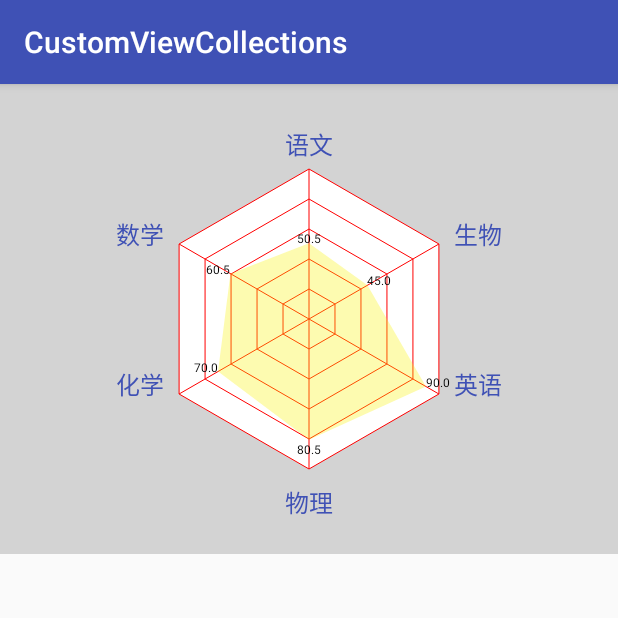
After one commit to ckwcc/CustomViewCollections, an Android app: the RadarViewActivity screen opened directly, with no data from a screen before it, on a phone screen of 412 x 824 dp, the top half of it. The commit adds this screen. Run offline under Robolectric (Android 15) with nearby library versions, the phone set to English and light mode, and no system bars.

Commit message:
new:添加RadarView雷达图

```diff
--- a/app/src/main/AndroidManifest.xml
+++ b/app/src/main/AndroidManifest.xml
@@ -24,6 +24,7 @@
         <activity android:name=".study.interpolator_evaluator.InterpolatorEvaluatorActivity" />
         <activity android:name=".study.ofobject.OfObjectActivity" />
         <activity android:name=".playpause_view.PlayPauseActivity" />
+        <activity android:name=".radar_view.RadarViewActivity" />
     </application>
 
 </manifest>
--- a/app/src/main/java/com/ckw/customviewcollections/MainActivity.kt
+++ b/app/src/main/java/com/ckw/customviewcollections/MainActivity.kt
@@ -13,6 +13,7 @@ import android.view.ViewGroup
 import com.ckw.customviewcollections.drag_view.DragViewActivity
 import com.ckw.customviewcollections.level_view.LevelViewActivity
 import com.ckw.customviewcollections.playpause_view.PlayPauseActivity
+import com.ckw.customviewcollections.radar_view.RadarViewActivity
 import com.ckw.customviewcollections.ruler_view.RulerViewActivity
 import com.ckw.customviewcollections.star_view.StarViewActivity
 import com.ckw.customviewcollections.study.interpolator_evaluator.InterpolatorEvaluatorActivity
@@ -38,6 +39,7 @@ class MainActivity : AppCompatActivity(), ItemClickListener {
         datas.add("插值器和Evaluator的自定义使用")
         datas.add("ValueAnimator.ofObject的使用")
         datas.add("PlayPauseView:播放暂停控件")
+        datas.add("RadarView:雷达图")
 
         val adapter = SimpleAdapter(this,datas)
         recyclerView.adapter = adapter
@@ -79,6 +81,10 @@ class MainActivity : AppCompatActivity(), ItemClickListener {
             }
             7 -> {
                 intent = Intent(this, PlayPauseActivity::class.java)
+                startActivity(intent)
+            }
+            8 -> {
+                intent = Intent(this, RadarViewActivity::class.java)
                 startActivity(intent)
             }
         }
--- a/app/src/main/java/com/ckw/customviewcollections/level_view/CirclePointView.kt
+++ b/app/src/main/java/com/ckw/customviewcollections/level_view/CirclePointView.kt
@@ -96,6 +96,7 @@ class CirclePointView : View {
 
         mOuterCircleRadius = mWidth.div(2)
         //按照公式应该是0.9,360/200 = 1.8 每个圆占1.8度，1.8/2 = 0.9画出来圆点间隔有点大，就用了1.0
+        //Math.sin的参数需要度数所代表的弧度
         val sin1 = Math.sin(Math.toRadians(1.0))
         mPointRadius = (sin1 * mOuterCircleRadius / (1 + sin1)).toFloat()
 
--- /dev/null
+++ b/app/src/main/java/com/ckw/customviewcollections/radar_view/RadarView.kt
@@ -0,0 +1,477 @@
+package com.ckw.customviewcollections.radar_view
+
+import android.animation.Animator
+import android.animation.ValueAnimator
+import android.content.Context
+import android.graphics.Canvas
+import android.graphics.Color
+import android.graphics.Paint
+import android.graphics.Path
+import android.util.AttributeSet
+import android.view.View
+import com.ckw.customviewcollections.R
+
+/**
+ * Created by ckw
+ * on 2018/6/26.
+ */
+class RadarView : View {
+
+    /*
+    * 整个View的宽高
+    * */
+    private var mWidth = 0f
+    private var mHeight = 0f
+
+    /*
+    * 六边形边界一个边长的宽度（最大）
+    * */
+    private var mRadarBorderWidth = 200f
+
+    private var mBorderPaint: Paint? = null
+    private var mBorderColor = Color.BLACK
+    private var mBorderStroke = 1f
+
+    /*
+    * 雷达图外部的文字
+    * */
+    private var mTextPaint: Paint? = null
+    private var mTextColor = Color.RED
+    private var mTextSize = 30f
+
+    private var mInnerTextPaint: Paint? = null
+    private var mInnerTextColor = Color.BLUE
+    private var mInnerTextSize = 16f
+    private var mShowInnerText = true
+    private var mTimeToShowInnerText = false
+
+    /*
+    * 进度背景
+    * */
+    private var mProgressPaint: Paint? = null
+    private var mProgressColor = Color.RED
+    private var mProgressAlpha = 30
+
+    /*
+    * 雷达图背景
+    * */
+    private var mBgPaint: Paint? = null
+    private var mBgColor = Color.WHITE
+    private var mBgAlpha = 255
+
+    /*
+    * 雷达图文字
+    * mTextOffsetHeight 由A点高度决定
+    * mTextOffsetWidth 由B、C点较宽的点决定
+    * */
+    private var mTextOffsetHeight = 0f
+    private var mTextOffsetWidth = 0f
+    private var mTextMargin = 20f
+
+    private var mAnimDuration = 1500
+
+    private var mStrA = ""
+    private var mStrB = ""
+    private var mStrC = ""
+    private var mStrD = ""
+    private var mStrE = ""
+    private var mStrF = ""
+
+    private var mProgressA = 0f
+    private var mProgressB = 0f
+    private var mProgressC = 0f
+    private var mProgressD = 0f
+    private var mProgressE = 0f
+    private var mProgressF = 0f
+
+    private var mCurrentA = 0f
+    private var mCurrentB = 0f
+    private var mCurrentC = 0f
+    private var mCurrentD = 0f
+    private var mCurrentE = 0f
+    private var mCurrentF = 0f
+
+    constructor(context: Context?) : this(context,null)
+    constructor(context: Context?, attrs: AttributeSet?) : this(context, attrs,0)
+    constructor(context: Context?, attrs: AttributeSet?, defStyleAttr: Int) : super(context, attrs, defStyleAttr){
+        init(context!!,attrs!!)
+    }
+
+    private fun init(context: Context, attrs: AttributeSet) {
+        val typedArray = context.obtainStyledAttributes(attrs, R.styleable.RadarView)
+
+        mRadarBorderWidth = typedArray.getDimension(R.styleable.RadarView_radarBorderWidth,mRadarBorderWidth)
+        mAnimDuration = typedArray.getInteger(R.styleable.RadarView_radarAnimDuration,mAnimDuration)
+        mBorderColor = typedArray.getColor(R.styleable.RadarView_radarBorderColor,mBorderColor)
+        mTextColor = typedArray.getColor(R.styleable.RadarView_radarOuterTextColor,mTextColor)
+        mTextSize = typedArray.getDimension(R.styleable.RadarView_radarOuterTextSize,mTextSize)
+        mInnerTextColor = typedArray.getColor(R.styleable.RadarView_radarInnerTextColor,mInnerTextColor)
+        mInnerTextSize = typedArray.getDimension(R.styleable.RadarView_radarInnerTextSize,mInnerTextSize)
+        mShowInnerText = typedArray.getBoolean(R.styleable.RadarView_radarShowInnerText,mShowInnerText)
+        mProgressColor = typedArray.getColor(R.styleable.RadarView_radarProgressColor,mProgressColor)
+        mProgressAlpha = typedArray.getInteger(R.styleable.RadarView_radarProgressAlpha,mProgressAlpha)
+        mBgColor = typedArray.getColor(R.styleable.RadarView_radarBackgroundColor,mBgColor)
+        mBgAlpha = typedArray.getInteger(R.styleable.RadarView_radarBackgroundAlpha,mBgAlpha)
+        mTextMargin = typedArray.getDimension(R.styleable.RadarView_radarOuterTextMargin,mTextMargin)
+
+        if (mProgressAlpha < 0){
+            mProgressAlpha = 0
+        }else if(mProgressAlpha > 255){
+            mProgressAlpha = 255
+        }
+
+        if (mBgAlpha < 0){
+            mBgAlpha = 0
+        }else if(mBgAlpha > 255){
+            mBgAlpha = 255
+        }
+
+        mBorderPaint = Paint(Paint.ANTI_ALIAS_FLAG)
+        mBorderPaint!!.color = mBorderColor
+        mBorderPaint!!.strokeWidth = mBorderStroke
+        mBorderPaint!!.style = Paint.Style.STROKE
+
+        mTextPaint = Paint(Paint.ANTI_ALIAS_FLAG)
+        mTextPaint!!.color = mTextColor
+        mTextPaint!!.style = Paint.Style.FILL
+        mTextPaint!!.textSize = mTextSize
+
+        mBgPaint = Paint(Paint.ANTI_ALIAS_FLAG)
+        mBgPaint!!.color = mBgColor
+        mBgPaint!!.style = Paint.Style.FILL
+        mBgPaint!!.alpha = mBgAlpha
+
+        mProgressPaint = Paint(Paint.ANTI_ALIAS_FLAG)
+        mProgressPaint!!.style = Paint.Style.FILL
+        mProgressPaint!!.color = mProgressColor
+        mProgressPaint!!.alpha = mProgressAlpha
+
+        mInnerTextPaint = Paint(Paint.ANTI_ALIAS_FLAG)
+        mInnerTextPaint!!.style = Paint.Style.STROKE
+        mInnerTextPaint!!.color = mInnerTextColor
+        mInnerTextPaint!!.textSize = mInnerTextSize
+
+        typedArray.recycle()
+
+    }
+
+    override fun onMeasure(widthMeasureSpec: Int, heightMeasureSpec: Int) {
+        super.onMeasure(widthMeasureSpec, heightMeasureSpec)
+        val widthMode = MeasureSpec.getMode(widthMeasureSpec)
+        val heightMode = MeasureSpec.getMode(heightMeasureSpec)
+        val suggestWidth = MeasureSpec.getSize(widthMeasureSpec)
+        val suggestHeight = MeasureSpec.getSize(heightMeasureSpec)
+
+        mWidth = suggestWidth.toFloat()
+        val height = mRadarBorderWidth * 2 + mTextMargin * 2 + 140f
+        if(heightMode == MeasureSpec.EXACTLY){
+            if(suggestHeight > height){
+                mHeight = suggestHeight.toFloat()
+                setMeasuredDimension(suggestWidth,suggestHeight)
+            }else{
+                mHeight = height
+                setMeasuredDimension(suggestWidth,height.toInt())
+            }
+        }else{
+            mHeight = height
+            setMeasuredDimension(suggestWidth,height.toInt())
+        }
+    }
+
+    override fun onDraw(canvas: Canvas?) {
+        super.onDraw(canvas)
+
+        canvas!!.save()
+
+        //先画整个背景
+        val radarWidth = Math.sqrt(3.0) * mRadarBorderWidth
+        val horizontalOffset = (mWidth - radarWidth).div(2).toFloat()
+        val verticalOffset = (mHeight - mRadarBorderWidth * 2).div(2)
+        canvas!!.translate(horizontalOffset,verticalOffset)
+        drawRadarBackground(canvas)
+
+        //画雷达图线条
+        for (index in 0 until 5){
+            drawRadarBorder(canvas,index * 0.2f)
+        }
+
+        drawLine(canvas)
+
+
+        canvas.restore()
+
+        canvas.save()
+        canvas.translate(horizontalOffset - mTextOffsetWidth,verticalOffset - mTextOffsetHeight)
+
+        drawText(canvas)
+
+        drawAnim(canvas)
+
+
+    }
+
+
+    /*
+    * 绘制动态图形(包括内部的文字)
+    * */
+    private fun drawAnim(canvas: Canvas){
+
+        val cons = Math.sqrt(3.0).div(2)
+        val base = (Math.sqrt(3.0) * mRadarBorderWidth.div(2)).toFloat()
+        //这里这么做的原因是上面已经将画布的坐标系移回去了，否则不需要再加textOffset
+        val centerX = mTextOffsetWidth + base
+        val centerY = mTextOffsetHeight + mRadarBorderWidth
+
+        val path = Path()
+        //绘制A点的动态坐标
+        path.moveTo(centerX,(centerY - mCurrentA.div(100) * mRadarBorderWidth).toFloat())
+        //绘制B点
+        path.lineTo((centerX - mCurrentB.div(100) * mRadarBorderWidth * cons).toFloat(),
+                (centerY - mCurrentB.div(100)*mRadarBorderWidth.div(2)).toFloat())
+
+        //绘制C点
+        path.lineTo((centerX - mCurrentC.div(100) * mRadarBorderWidth * cons).toFloat(),
+                (centerY + mCurrentC.div(100) * mRadarBorderWidth.div(2)).toFloat())
+
+        //绘制D点
+        path.lineTo(centerX,(centerY + mCurrentD.div(100) * mRadarBorderWidth).toFloat())
+
+        //绘制E点
+        path.lineTo((centerX + mCurrentE.div(100) * mRadarBorderWidth * cons).toFloat(),
+                (centerY + mCurrentE.div(100)*mRadarBorderWidth.div(2)).toFloat())
+
+        //绘制F点
+        path.lineTo((centerX + mCurrentF.div(100) * mRadarBorderWidth * cons).toFloat(),
+                (centerY - mCurrentF.div(100)*mRadarBorderWidth.div(2)).toFloat())
+
+        path.close()
+
+        canvas.drawPath(path,mProgressPaint!!)
+
+        if(mShowInnerText && mTimeToShowInnerText){
+            val measureWidthA = mInnerTextPaint!!.measureText(mProgressA.toString())
+            canvas.drawText(mProgressA.toString(),centerX - measureWidthA.div(2),(centerY - mProgressA.div(100) * mRadarBorderWidth).toFloat(),mInnerTextPaint!!)
+
+            val measureWidthB = mInnerTextPaint!!.measureText(mProgressB.toString())
+            canvas.drawText(mProgressB.toString(),(centerX - mProgressB.div(100) * mRadarBorderWidth * cons - measureWidthB).toFloat(),
+                    (centerY - mProgressB.div(100)*mRadarBorderWidth.div(2)).toFloat(),mInnerTextPaint!!)
+
+            val measureWidthC = mInnerTextPaint!!.measureText(mProgressC.toString())
+            canvas.drawText(mProgressC.toString(),(centerX - mProgressC.div(100) * mRadarBorderWidth * cons - measureWidthC).toFloat(),
+                    (centerY + mProgressC.div(100)*mRadarBorderWidth.div(2)).toFloat(),mInnerTextPaint!!)
+
+            val measureWidthD = mInnerTextPaint!!.measureText(mProgressD.toString())
+            val measureHeightD = getFontHeight(mInnerTextPaint!!)
+            canvas.drawText(mProgressD.toString(),centerX - measureWidthD.div(2),(centerY + mProgressD.div(100) * mRadarBorderWidth + measureHeightD).toFloat(),mInnerTextPaint!!)
+
+            canvas.drawText(mProgressE.toString(),(centerX + mProgressE.div(100) * mRadarBorderWidth * cons).toFloat(),
+                    (centerY + mProgressE.div(100)*mRadarBorderWidth.div(2)).toFloat(),mInnerTextPaint!!)
+
+            canvas.drawText(mProgressF.toString(),(centerX + mProgressF.div(100) * mRadarBorderWidth * cons).toFloat(),
+                    (centerY - mProgressF.div(100)*mRadarBorderWidth.div(2)).toFloat(),mInnerTextPaint!!)
+        }
+
+
+    }
+
+
+    /*
+    * 绘制雷达图的背景
+    * */
+    private fun drawRadarBackground(canvas: Canvas){
+        //根号三
+        val sqrt = Math.sqrt(3.0)
+        //二分之根号三的mRadarBorderWidth
+        val base = (sqrt * mRadarBorderWidth.div(2)).toFloat()
+        val bgPath = Path()
+        bgPath.moveTo( base,0f ) // A
+        bgPath.lineTo(0f , mRadarBorderWidth.div(2) )// B
+        bgPath.lineTo(0f , mRadarBorderWidth.div(2) * 3 )// C
+        bgPath.lineTo(base, mRadarBorderWidth * 2 )// D
+        bgPath.lineTo(base * 2 , mRadarBorderWidth.div(2) * 3 )// E
+        bgPath.lineTo(base * 2 , mRadarBorderWidth.div(2) )// F
+        bgPath.close()
+
+        canvas.drawPath(bgPath,mBgPaint!!)
+    }
+
+    /*
+    * 绘制雷达图外侧的文字
+    * */
+    private fun drawText(canvas: Canvas) {
+        //二分之根号三的mRadarBorderWidth
+        val base = (Math.sqrt(3.0) * mRadarBorderWidth.div(2)).toFloat()
+        val textWidthA = mTextPaint!!.measureText(mStrA)
+        val textHeight = getFontHeight(mTextPaint!!)
+        //mTextOffsetHeight 由A点决定
+        mTextOffsetHeight = textHeight + mTextMargin
+
+
+        //mTextOffsetWidth 由 B C 中较宽的决定
+        val widthB = mTextPaint!!.measureText(mStrB)
+        val widthC = mTextPaint!!.measureText(mStrC)
+        var offset = Math.abs((widthB - widthC))
+        if(widthB > widthC){
+            mTextOffsetWidth = widthB + mTextMargin
+            canvas.drawText(mStrB,0f,mTextOffsetHeight + mRadarBorderWidth.div(2),mTextPaint)//B
+            canvas.drawText(mStrC,offset + 0f,mTextOffsetHeight + mRadarBorderWidth.div(2) * 3,mTextPaint)//C
+        }else{
+            mTextOffsetWidth = widthC + mTextMargin
+            canvas.drawText(mStrB,offset + 0f,mTextOffsetHeight + mRadarBorderWidth.div(2),mTextPaint)//B
+            canvas.drawText(mStrC,0f,mTextOffsetHeight + mRadarBorderWidth.div(2) * 3,mTextPaint)//C
+        }
+        canvas.drawText(mStrA,mTextOffsetWidth + base - textWidthA.div(2),textHeight,mTextPaint)//A
+
+
+        //D点的文字
+        val textWidthD = mTextPaint!!.measureText(mStrD)
+        canvas.drawText(mStrD,mTextOffsetWidth + base - textWidthD.div(2),textHeight * 2 + mRadarBorderWidth * 2 + mTextMargin * 2,mTextPaint)
+
+        //E点坐标的文字
+        canvas.drawText(mStrE,base * 2 + mTextOffsetWidth + mTextMargin,mTextOffsetHeight + mRadarBorderWidth.div(2) * 3,mTextPaint)
+
+        //F点坐标的文字
+        canvas.drawText(mStrF,base * 2 + mTextOffsetWidth + mTextMargin,mTextOffsetHeight + mRadarBorderWidth.div(2),mTextPaint)
+
+    }
+
+    /*
+    * 绘制雷达图的六边形边框
+    * */
+    private fun drawRadarBorder(canvas: Canvas,percent: Float) {
+        //根号三
+        val sqrt = Math.sqrt(3.0)
+        //二分之根号三的mRadarBorderWidth
+        val base = (sqrt * mRadarBorderWidth.div(2)).toFloat()
+        val out = Path()
+        out.moveTo( base,0f + mRadarBorderWidth * percent) // A
+        out.lineTo(0f + base * percent, mRadarBorderWidth.div(2) + mRadarBorderWidth.div(2) * percent)// B
+        out.lineTo(0f + base * percent, mRadarBorderWidth.div(2) * 3 - mRadarBorderWidth.div(2) * percent)// C
+        out.lineTo(base, mRadarBorderWidth * 2 - mRadarBorderWidth * percent)// D
+        out.lineTo(base * 2 - base * percent, mRadarBorderWidth.div(2) * 3 - mRadarBorderWidth.div(2) * percent)// E
+        out.lineTo(base * 2 - base * percent, mRadarBorderWidth.div(2) + mRadarBorderWidth.div(2) * percent)// F
+        out.close()
+
+        canvas.drawPath(out,mBorderPaint)
+    }
+
+    /*
+    * 画雷达图内部的直线
+    * */
+    private fun drawLine(canvas: Canvas) {
+        //二分之根号三的mRadarBorderWidth
+        val base = (Math.sqrt(3.0) * mRadarBorderWidth.div(2)).toFloat()
+
+        canvas.drawLine( base, 0f, base, mRadarBorderWidth * 2,mBorderPaint)//A - D
+        canvas.drawLine( 0f, mRadarBorderWidth.div(2), base * 2,mRadarBorderWidth.div(2) * 3,mBorderPaint)//B - E
+        canvas.drawLine( 0f, mRadarBorderWidth.div(2) * 3, base * 2 ,mRadarBorderWidth.div(2),mBorderPaint)//C - F
+
+    }
+
+    /*
+    * 得到文字的高度
+    * */
+    private fun getFontHeight(paint: Paint): Float {
+        val fm = paint.fontMetrics
+        return fm.descent - fm.ascent
+    }
+
+    /*
+    * 开启动画
+    * */
+    private fun startAnim(){
+        val animatorA = ValueAnimator.ofFloat(0f, mProgressA)
+        animatorA.addUpdateListener {
+            mCurrentA = it.animatedValue as Float
+            invalidate()
+        }
+        animatorA.addListener(object : Animator.AnimatorListener{
+            override fun onAnimationRepeat(animation: Animator?) {
+
+            }
+
+            override fun onAnimationEnd(animation: Animator?) {
+                mTimeToShowInnerText = true
+                invalidate()
+            }
+
+            override fun onAnimationCancel(animation: Animator?) {
+            }
+
+            override fun onAnimationStart(animation: Animator?) {
+            }
+
+
+        })
+        animatorA.duration = mAnimDuration.toLong()
+        animatorA.start()
+
+        val animatorB = ValueAnimator.ofFloat(0f, mProgressB)
+        animatorB.addUpdateListener {
+            mCurrentB = it.animatedValue as Float
+            invalidate()
+        }
+        animatorB.duration = mAnimDuration.toLong()
+        animatorB.start()
+
+        val animatorC = ValueAnimator.ofFloat(0f, mProgressC)
+        animatorC.addUpdateListener {
+            mCurrentC = it.animatedValue as Float
+            invalidate()
+        }
+        animatorC.duration = mAnimDuration.toLong()
+        animatorC.start()
+
+        val animatorD = ValueAnimator.ofFloat(0f, mProgressD)
+        animatorD.addUpdateListener {
+            mCurrentD = it.animatedValue as Float
+            invalidate()
+        }
+        animatorD.duration = mAnimDuration.toLong()
+        animatorD.start()
+
+        val animatorE = ValueAnimator.ofFloat(0f, mProgressE)
+        animatorE.addUpdateListener {
+            mCurrentE = it.animatedValue as Float
+            invalidate()
+        }
+        animatorE.duration = mAnimDuration.toLong()
+        animatorE.start()
+
+        val animatorF = ValueAnimator.ofFloat(0f, mProgressF)
+        animatorF.addUpdateListener {
+            mCurrentF = it.animatedValue as Float
+            invalidate()
+        }
+        animatorF.duration = mAnimDuration.toLong()
+        animatorF.start()
+    }
+
+    //////////////////////////////////////////////////////////////
+    /*
+    * 设置六个点的进度
+    * */
+    fun setRadarProgress(doubleA: Float,doubleB: Float,doubleC: Float,doubleD: Float,doubleE: Float,doubleF: Float){
+        mProgressA = doubleA
+        mProgressB = doubleB
+        mProgressC = doubleC
+        mProgressD = doubleD
+        mProgressE = doubleE
+        mProgressF = doubleF
+        startAnim()
+    }
+
+    /*
+    * 设置六个点的文字
+    * */
+    fun setRadarStrings(a: String,b: String,c: String,d: String,e: String,f: String) {
+        mStrA = a
+        mStrB = b
+        mStrC = c
+        mStrD = d
+        mStrE = e
+        mStrF = f
+    }
+
+
+}
--- /dev/null
+++ b/app/src/main/java/com/ckw/customviewcollections/radar_view/RadarViewActivity.kt
@@ -0,0 +1,20 @@
+package com.ckw.customviewcollections.radar_view
+
+import android.os.Bundle
+import android.support.v7.app.AppCompatActivity
+import com.ckw.customviewcollections.R
+
+/**
+ * Created by ckw
+ * on 2018/6/26.
+ */
+class RadarViewActivity : AppCompatActivity() {
+
+    override fun onCreate(savedInstanceState: Bundle?) {
+        super.onCreate(savedInstanceState)
+        setContentView(R.layout.activity_radar_view)
+        val radarView = findViewById<RadarView>(R.id.radar_view)
+        radarView.setRadarStrings("语文","数学","化学","物理","英语","生物")
+        radarView.setRadarProgress(50.5f,60.5f,70f,80.5f,90f,45f)
+    }
+}
--- /dev/null
+++ b/app/src/main/res/layout/activity_radar_view.xml
@@ -0,0 +1,26 @@
+<?xml version="1.0" encoding="utf-8"?>
+<RelativeLayout
+    xmlns:app="http://schemas.android.com/apk/res-auto"
+    xmlns:android="http://schemas.android.com/apk/res/android" android:layout_width="match_parent"
+    android:layout_height="match_parent">
+
+    <com.ckw.customviewcollections.radar_view.RadarView
+        android:id="@+id/radar_view"
+        app:radarBorderWidth="100dp"
+        app:radarAnimDuration="2000"
+        app:radarBorderColor="@color/colorRed"
+        app:radarOuterTextColor="@color/colorPrimary"
+        app:radarOuterTextSize="16sp"
+        app:radarOuterTextMargin="10dp"
+        app:radarInnerTextColor="@color/black"
+        app:radarInnerTextSize="8sp"
+        app:radarShowInnerText="true"
+        app:radarProgressColor="@color/colorYellow"
+        app:radarProgressAlpha="80"
+        app:radarBackgroundColor="@color/colorWhite"
+        app:radarBackgroundAlpha="255"
+        android:background="@color/gray"
+        android:layout_width="wrap_content"
+        android:layout_height="wrap_content" />
+
+</RelativeLayout>
--- a/app/src/main/res/layout/activity_star_view.xml
+++ b/app/src/main/res/layout/activity_star_view.xml
@@ -4,6 +4,7 @@
     xmlns:app="http://schemas.android.com/apk/res-auto"
     android:layout_width="match_parent"
     android:layout_height="match_parent">
+
 
     <com.ckw.customviewcollections.star_view.StarViewLayout
         android:id="@+id/star_view_layout"
--- a/app/src/main/res/values/attrs.xml
+++ b/app/src/main/res/values/attrs.xml
@@ -76,4 +76,20 @@
         <attr name="circlePointAchievePercent" format="integer"/>
     </declare-styleable>
 
+    <declare-styleable name="RadarView">
+        <attr name="radarBorderWidth" format="dimension"/>
+        <attr name="radarAnimDuration" format="integer"/>
+        <attr name="radarBorderColor" format="color"/>
+        <attr name="radarOuterTextColor" format="color"/>
+        <attr name="radarOuterTextSize" format="dimension"/>
+        <attr name="radarInnerTextColor" format="color"/>
+        <attr name="radarInnerTextSize" format="dimension"/>
+        <attr name="radarShowInnerText" format="boolean"/>
+        <attr name="radarProgressColor" format="color"/>
+        <attr name="radarProgressAlpha" format="integer"/>
+        <attr name="radarBackgroundColor" format="color"/>
+        <attr name="radarBackgroundAlpha" format="integer"/>
+        <attr name="radarOuterTextMargin" format="dimension"/>
+    </declare-styleable>
+
 </resources>
--- a/app/src/main/res/values/styles.xml
+++ b/app/src/main/res/values/styles.xml
@@ -8,4 +8,11 @@
         <item name="colorAccent">@color/colorAccent</item>
     </style>
 
+    <style name="time_dialog" parent="android:style/Theme.Dialog">
+        <item name="android:windowFrame">@null</item>
+        <item name="android:windowNoTitle">true</item>
+        <item name="android:windowIsFloating">true</item>
+        <item name="android:windowContentOverlay">@null</item>
+        <item name="android:windowBackground">@color/colorWhite</item>
+    </style>
 </resources>
```
